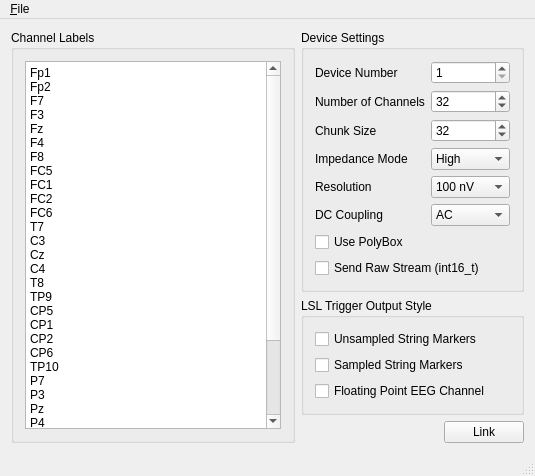
Old version of the form mainwindow.ui in the repository labstreaminglayer/App-BrainAmpSeries.
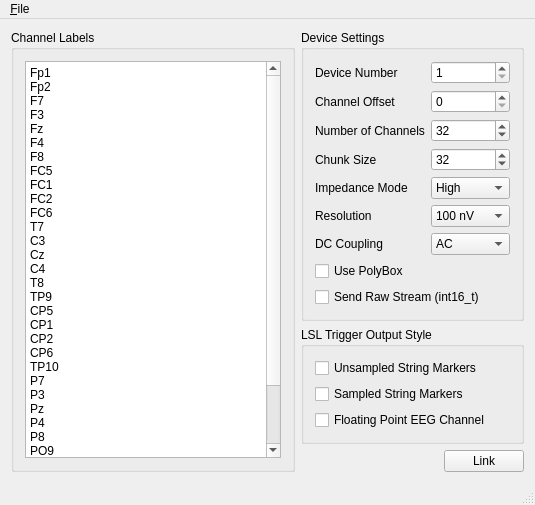
New version of the form.

Commit message: Add channel offset option, e.g. to skip bipolar channels and record only AUX channels with a BrainAmp ExG

The edit to the form file:
```diff
--- a/mainwindow.ui
+++ b/mainwindow.ui
@@ -88,14 +88,14 @@
            </property>
           </widget>
          </item>
-         <item row="1" column="0">
+         <item row="2" column="0">
           <widget class="QLabel" name="label_nchannels">
            <property name="text">
             <string>Number of Channels</string>
            </property>
           </widget>
          </item>
-         <item row="1" column="1">
+         <item row="2" column="1">
           <widget class="QSpinBox" name="channelCount">
            <property name="toolTip">
             <string>This must match the number of entries in the channel list</string>
@@ -111,14 +111,14 @@
            </property>
           </widget>
          </item>
-         <item row="2" column="0">
+         <item row="3" column="0">
           <widget class="QLabel" name="label_chunksize">
            <property name="text">
             <string>Chunk Size</string>
            </property>
           </widget>
          </item>
-         <item row="2" column="1">
+         <item row="3" column="1">
           <widget class="QSpinBox" name="chunkSize">
            <property name="toolTip">
             <string>The number of samples per chunk emitted by the driver -- a small value will lead to lower overall latency but causes more CPU load</string>
@@ -134,14 +134,14 @@
            </property>
           </widget>
          </item>
-         <item row="3" column="0">
+         <item row="4" column="0">
           <widget class="QLabel" name="label_impedance">
            <property name="text">
             <string>Impedance Mode</string>
            </property>
           </widget>
          </item>
-         <item row="3" column="1">
+         <item row="4" column="1">
           <widget class="QComboBox" name="impedanceMode">
            <property name="toolTip">
             <string>The default setting is to operate in high-impedance mode (less need for perfect electrode contact)</string>
@@ -158,14 +158,14 @@
            </item>
           </widget>
          </item>
-         <item row="4" column="0">
+         <item row="5" column="0">
           <widget class="QLabel" name="label_resultion">
            <property name="text">
             <string>Resolution</string>
            </property>
           </widget>
          </item>
-         <item row="4" column="1">
+         <item row="5" column="1">
           <widget class="QComboBox" name="resolution">
            <property name="toolTip">
             <string>Resolution of the measured signal</string>
@@ -192,14 +192,14 @@
            </item>
           </widget>
          </item>
-         <item row="5" column="0">
+         <item row="6" column="0">
           <widget class="QLabel" name="label_dc">
            <property name="text">
             <string>DC Coupling</string>
            </property>
           </widget>
          </item>
-         <item row="5" column="1">
+         <item row="6" column="1">
           <widget class="QComboBox" name="dcCoupling">
            <property name="toolTip">
             <string>The default is AC</string>
@@ -216,7 +216,7 @@
            </item>
           </widget>
          </item>
-         <item row="6" column="0">
+         <item row="7" column="0">
           <widget class="QCheckBox" name="usePolyBox">
            <property name="enabled">
             <bool>true</bool>
@@ -229,13 +229,30 @@
            </property>
           </widget>
          </item>
-         <item row="7" column="0" colspan="2">
+         <item row="8" column="0" colspan="2">
           <widget class="QCheckBox" name="sendRawStream">
            <property name="text">
             <string>Send Raw Stream (int16_t)</string>
            </property>
           </widget>
          </item>
+         <item row="1" column="0">
+          <widget class="QLabel" name="label_channelOffset">
+           <property name="text">
+            <string>Channel Offset</string>
+           </property>
+          </widget>
+         </item>
+         <item row="1" column="1">
+          <widget class="QSpinBox" name="input_channelOffset">
+           <property name="toolTip">
+            <string># of channels to skip (e.g. for ExG+AUX channels)</string>
+           </property>
+           <property name="maximum">
+            <number>255</number>
+           </property>
+          </widget>
+         </item>
         </layout>
        </widget>
       </item>
```
Left out of the diff: 2 changed lines with no effect on the pictures. The commit also changes 3 other files.
